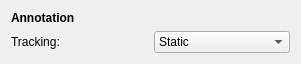
This is qt_ui/AttributesAnnotation.ui in FilmColors/VIAN as Qt 5 draws it before an edit. The edited form follows.
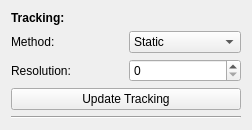
This is the edited form.

Diff of the .ui file:
```diff
--- a/qt_ui/AttributesAnnotation.ui
+++ b/qt_ui/AttributesAnnotation.ui
@@ -6,8 +6,8 @@
    <rect>
     <x>0</x>
     <y>0</y>
-    <width>301</width>
-    <height>61</height>
+    <width>252</width>
+    <height>111</height>
    </rect>
   </property>
   <property name="windowTitle">
@@ -19,7 +19,7 @@
      <item>
       <widget class="QLabel" name="label">
        <property name="text">
-        <string>&lt;b&gt;Annotation</string>
+        <string>&lt;html&gt;&lt;head/&gt;&lt;body&gt;&lt;p&gt;&lt;span style=&quot; font-weight:600;&quot;&gt;Tracking:&lt;/span&gt;&lt;/p&gt;&lt;/body&gt;&lt;/html&gt;</string>
        </property>
       </widget>
      </item>
@@ -30,7 +30,7 @@
      <item>
       <widget class="QLabel" name="label_2">
        <property name="text">
-        <string>Tracking:</string>
+        <string>Method:</string>
        </property>
       </widget>
      </item>
@@ -70,6 +70,38 @@
      </item>
     </layout>
    </item>
+   <item>
+    <layout class="QHBoxLayout" name="horizontalLayout_3">
+     <item>
+      <widget class="QLabel" name="label_3">
+       <property name="text">
+        <string>Resolution:</string>
+       </property>
+      </widget>
+     </item>
+     <item>
+      <widget class="QSpinBox" name="spinBox_Resolution">
+       <property name="maximum">
+        <number>300</number>
+       </property>
+      </widget>
+     </item>
+    </layout>
+   </item>
+   <item>
+    <widget class="QPushButton" name="btn_Track">
+     <property name="text">
+      <string>Update Tracking</string>
+     </property>
+    </widget>
+   </item>
+   <item>
+    <widget class="Line" name="line">
+     <property name="orientation">
+      <enum>Qt::Horizontal</enum>
+     </property>
+    </widget>
+   </item>
   </layout>
  </widget>
  <resources/>
```
